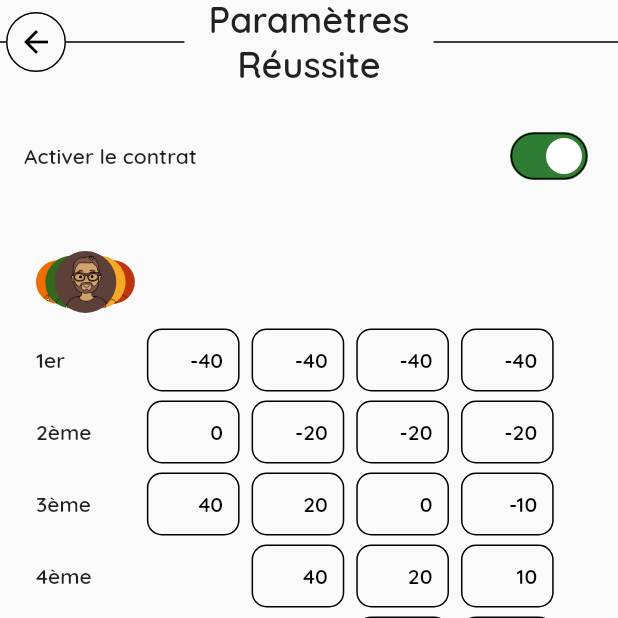
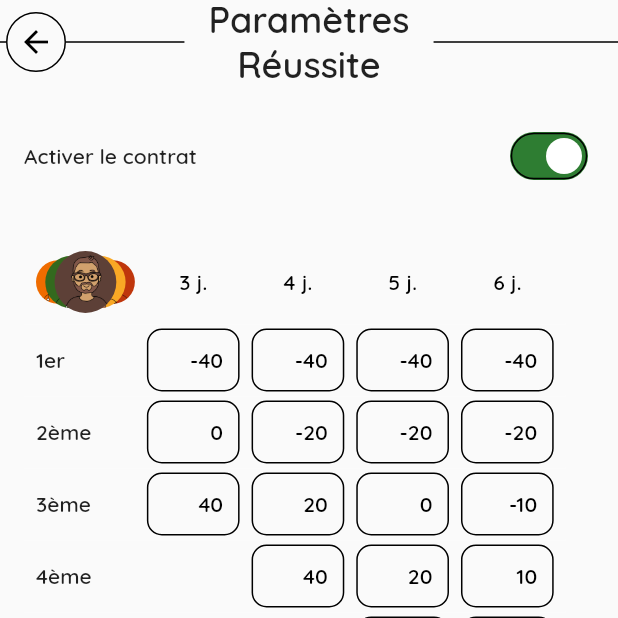
Before and after one commit to Zigotote/barbu_score, a Flutter app: the DominoContractSettingsPage screen opened by its route, on a phone screen of 412 x 824 dp, the top half of it. Run offline on Flutter 3.47's test engine with Material 2 defaults, Android fonts, the light colour scheme and no system bars; our stand-ins replace flutter_riverpod, hive, hive_flutter, reorderable_grid_view, rive, sprintf and 1 more; missing offline and left inert: flutter_circular_text, non_uniform_border; accounts and stored records are empty; generated files the repository leaves out were written again; Roboto replaces fonts that are missing (QuickSand); statements that could not run were skipped.

Commit message:
feat: add tooltip on domino settings

```diff
--- a/lib/pages/settings/domino_contract_settings.dart
+++ b/lib/pages/settings/domino_contract_settings.dart
@@ -1,5 +1,3 @@
-import 'package:barbu_score/commons/utils/screen.dart';
-import 'package:barbu_score/theme/theme_provider.dart';
 import 'package:collection/collection.dart';
 import 'package:flutter/material.dart';
 import 'package:flutter_riverpod/flutter_riverpod.dart';
@@ -8,7 +6,9 @@ import 'package:sprintf/sprintf.dart';
 import '../../commons/models/contract_info.dart';
 import '../../commons/models/contract_settings_models.dart';
 import '../../commons/utils/globals.dart';
+import '../../commons/utils/screen.dart';
 import '../../commons/widgets/player_icon.dart';
+import '../../theme/theme_provider.dart';
 import 'notifiers/contract_settings_provider.dart';
 import 'widgets/contract_settings.dart';
 import 'widgets/number_input.dart';
@@ -34,14 +34,27 @@ class DominoContractSettingsPage extends ConsumerWidget {
       horizontalMargin: 8,
       border: TableBorder(
         horizontalInside: BorderSide(
-            color: Theme.of(context).scaffoldBackgroundColor, width: 1),
+          color: Theme.of(context).scaffoldBackgroundColor,
+          width: 1,
+        ),
       ),
       columns: [
         DataColumn(
           label: _buildPlayersStack(
               ref.watch(isDarkThemeProvider.notifier).playerColors),
         ),
-        ...List.filled(settings.points.length, DataColumn(label: Container()))
+        ...List.generate(
+          settings.points.length,
+          (index) => DataColumn(
+            label: Expanded(
+              child: Text(
+                "${index + kNbPlayersMin} j.",
+                textAlign: TextAlign.center,
+              ),
+            ),
+            tooltip: "Points à ${index + kNbPlayersMin} joueurs",
+          ),
+        )
       ],
       rows: positionNames.mapIndexed((index, positionName) {
         return DataRow(
```
